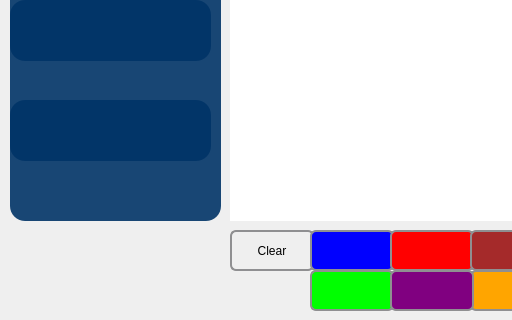
Old version of the form Client/Game.ui in the repository dumy10/Skribbl; both pictures show x 0 to 512 and y 400 to 720 of the 1080 by 720 pixel window.
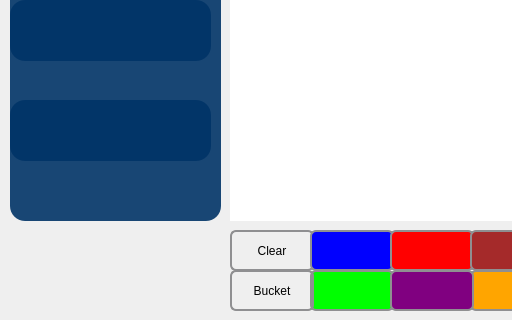
New version of the form. Icons and pictures are not drawn. Custom widgets are drawn as their Qt base class.

Commit message: created a button to fill that will need a icon in the future

```diff
--- a/Client/Game.ui
+++ b/Client/Game.ui
@@ -854,6 +854,44 @@
      </property>
     </widget>
    </widget>
+   <widget class="QPushButton" name="fillButton">
+    <property name="geometry">
+     <rect>
+      <x>230</x>
+      <y>670</y>
+      <width>84</width>
+      <height>41</height>
+     </rect>
+    </property>
+    <property name="styleSheet">
+     <string notr="true">QPushButton {
+    border: 2px solid #8f8f91;
+    border-radius: 6px;
+    background-color: qlineargradient(x1:0, y1:0, x2:0, y2:1,
+                                      stop:0 #f6f7fa, stop:1 #dadbde);
+    min-width: 80px;
+}
+
+QPushButton:pressed 
+{
+    background-color: qlineargradient(x1:0, y1:0, x2:0, y2:1,
+                                      stop:0 #dadbde, stop:1 #f6f7fa);
+}
+
+QPushButton:flat 
+{
+    border: none; /* no border for a flat push button */
+}
+
+QPushButton:default
+ {
+    border-color: navy; /* make the default button prominent */
+}</string>
+    </property>
+    <property name="text">
+     <string>Bucket</string>
+    </property>
+   </widget>
    <zorder>background</zorder>
    <zorder>logo</zorder>
    <zorder>drawingArea</zorder>
@@ -879,6 +917,7 @@
    <zorder>Grey</zorder>
    <zorder>White</zorder>
    <zorder>frame_2</zorder>
+   <zorder>fillButton</zorder>
   </widget>
  </widget>
  <layoutdefault spacing="6" margin="11"/>
```
